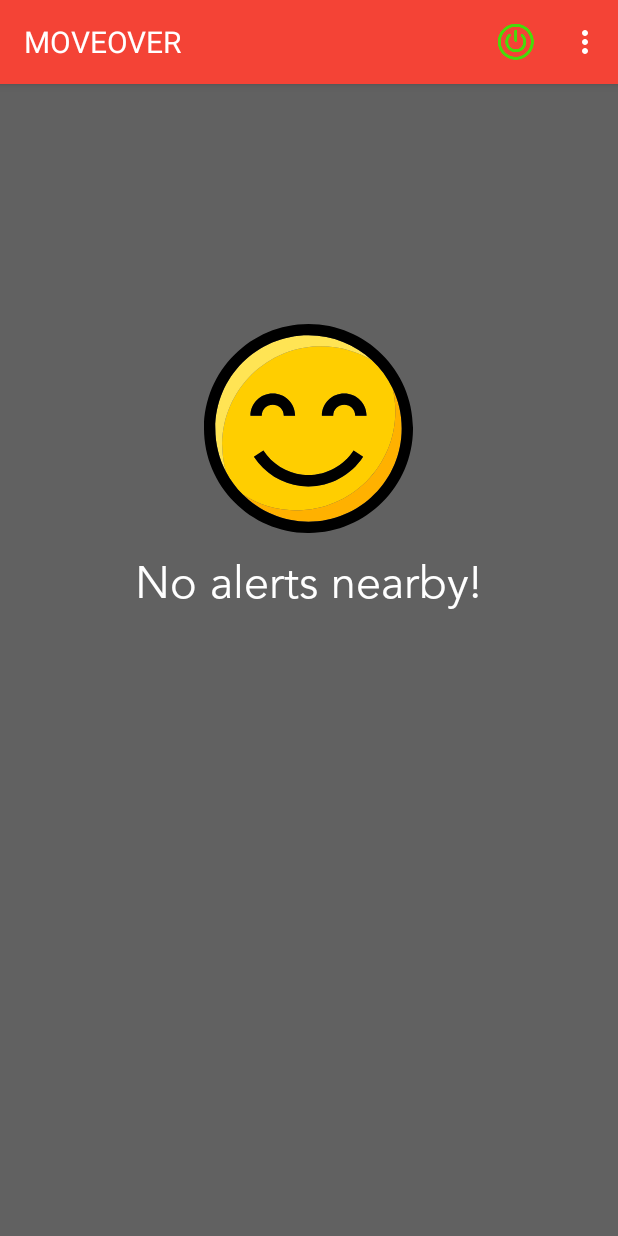
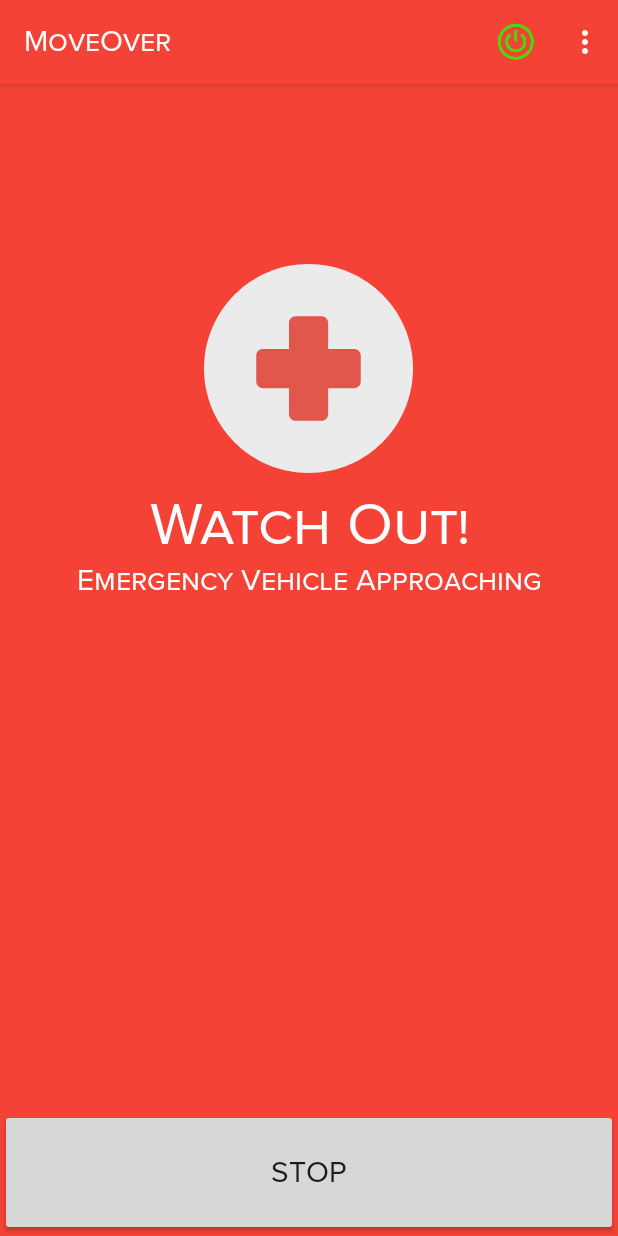
Before and after one commit to jhillkwaj/MoveOver, an Android app: the screen it shows after launch (MainActivity), in the options menu, after a tap on "Info/Rules", on a phone screen of 412 x 824 dp. Run offline under Robolectric (Android 15) with nearby library versions, the phone set to English and light mode, and no system bars; our stand-ins replace Firebase (no records; nobody signed in at launch, a user with empty details on screens opened directly); libraries missing offline, so code that uses them is left out: com.firebase.geofire.

Commit message:
More UI Work

```diff
--- a/Client App/MoveOverClient/app/src/main/java/com/rahulyesantharao/www/moveoverclient/Alert.java
+++ b/Client App/MoveOverClient/app/src/main/java/com/rahulyesantharao/www/moveoverclient/Alert.java
@@ -82,9 +82,10 @@ public class Alert extends Fragment {
         });
         TextView textView1 = (TextView) v.findViewById(R.id.alert_textView1);
         TextView textView2 = (TextView) v.findViewById(R.id.alert_textView2);
-        Typeface typeface = Typeface.createFromAsset(getActivity().getAssets(), "fonts/AvenirLTStdBook.otf");
+        Typeface typeface = Typeface.createFromAsset(getActivity().getAssets(), "fonts/ProximaNova.otf");
         textView1.setTypeface(typeface);
         textView2.setTypeface(typeface);
+        stop.setTypeface(typeface);
         return v;
     }
 
--- a/Client App/MoveOverClient/app/src/main/java/com/rahulyesantharao/www/moveoverclient/MainActivity.java
+++ b/Client App/MoveOverClient/app/src/main/java/com/rahulyesantharao/www/moveoverclient/MainActivity.java
@@ -12,7 +12,6 @@ import android.support.v7.app.AppCompatActivity;
 import android.os.Bundle;
 import android.text.Spannable;
 import android.text.SpannableString;
-import android.text.style.TypefaceSpan;
 import android.util.Log;
 import android.view.Menu;
 import android.view.MenuItem;
@@ -64,8 +63,8 @@ public class MainActivity extends AppCompatActivity implements Alert.OnFragmentI
 
 //        setContentView(R.layout.activity_main);
 
-        SpannableString s = new SpannableString("MOVEOVER");
-        s.setSpan(new TypefaceSpan("bigNoodle.ttf"), 0, s.length(), Spannable.SPAN_EXCLUSIVE_EXCLUSIVE);
+        SpannableString s = new SpannableString("MoveOver");
+        s.setSpan(new TypefaceSpan(this, "ProximaNova.otf"), 0, s.length(), Spannable.SPAN_EXCLUSIVE_EXCLUSIVE);
         ActionBar actionBar = getSupportActionBar();
         actionBar.setTitle(s);
         // Firebase code
@@ -155,8 +154,8 @@ public class MainActivity extends AppCompatActivity implements Alert.OnFragmentI
                     poweredOn = false;
                 }
                 else { // turn on
-//                    turnOnAlert(true, true, true);
-                    getSupportFragmentManager().beginTransaction().setCustomAnimations(android.R.anim.fade_in, android.R.anim.fade_out).show(nFrag).commit();
+                    turnOnAlert(true, true, true);
+//                    getSupportFragmentManager().beginTransaction().setCustomAnimations(android.R.anim.fade_in, android.R.anim.fade_out).show(nFrag).commit();
                     item.setIcon(R.drawable.ic_on);
                     item.setTitle("TURN OFF");
                     poweredOn = true;
--- a/Client App/MoveOverClient/app/src/main/java/com/rahulyesantharao/www/moveoverclient/NothingNearby.java
+++ b/Client App/MoveOverClient/app/src/main/java/com/rahulyesantharao/www/moveoverclient/NothingNearby.java
@@ -48,7 +48,7 @@ public class NothingNearby extends Fragment {
         // Inflate the layout for this fragment
         View v = inflater.inflate(R.layout.fragment_nothing_nearby, container, false);
         TextView textView = (TextView) v.findViewById(R.id.textview_nothing);
-        Typeface typeface = Typeface.createFromAsset(getActivity().getAssets(), "fonts/AvenirLTStdBook.otf");
+        Typeface typeface = Typeface.createFromAsset(getActivity().getAssets(), "fonts/ProximaNova.otf");
         textView.setTypeface(typeface);
         return v;
     }
--- /dev/null
+++ b/Client App/MoveOverClient/app/src/main/java/com/rahulyesantharao/www/moveoverclient/TypefaceSpan.java
@@ -0,0 +1,72 @@
+package com.rahulyesantharao.www.moveoverclient;
+
+/**
+ * Created by rahul_000 on 8/6/2016.
+ */
+/*
+ * Copyright 2013 Simple Finance Corporation. All rights reserved.
+ *
+ * Licensed under the Apache License, Version 2.0 (the "License");
+ * you may not use this file except in compliance with the License.
+ * You may obtain a copy of the License at
+ *
+ *    http://www.apache.org/licenses/LICENSE-2.0
+ *
+ * Unless required by applicable law or agreed to in writing, software
+ * distributed under the License is distributed on an "AS IS" BASIS,
+ * WITHOUT WARRANTIES OR CONDITIONS OF ANY KIND, either express or implied.
+ * See the License for the specific language governing permissions and
+ * limitations under the License.
+ */
+
+import android.content.Context;
+import android.graphics.Paint;
+import android.graphics.Typeface;
+import android.support.v4.util.LruCache;
+import android.text.Spannable;
+import android.text.TextPaint;
+import android.text.style.MetricAffectingSpan;
+
+/**
+ * Style a {@link Spannable} with a custom {@link Typeface}.
+ *
+ * @author Tristan Waddington
+ */
+public class TypefaceSpan extends MetricAffectingSpan {
+    /** An <code>LruCache</code> for previously loaded typefaces. */
+    private static LruCache<String, Typeface> sTypefaceCache =
+            new LruCache<String, Typeface>(12);
+
+    private Typeface mTypeface;
+
+    /**
+     * Load the {@link Typeface} and apply to a {@link Spannable}.
+     */
+    public TypefaceSpan(Context context, String typefaceName) {
+        mTypeface = sTypefaceCache.get(typefaceName);
+
+        if (mTypeface == null) {
+            mTypeface = Typeface.createFromAsset(context.getApplicationContext()
+                    .getAssets(), String.format("fonts/%s", typefaceName));
+
+            // Cache the loaded Typeface
+            sTypefaceCache.put(typefaceName, mTypeface);
+        }
+    }
+
+    @Override
+    public void updateMeasureState(TextPaint p) {
+        p.setTypeface(mTypeface);
+
+        // Note: This flag is required for proper typeface rendering
+        p.setFlags(p.getFlags() | Paint.SUBPIXEL_TEXT_FLAG);
+    }
+
+    @Override
+    public void updateDrawState(TextPaint tp) {
+        tp.setTypeface(mTypeface);
+
+        // Note: This flag is required for proper typeface rendering
+        tp.setFlags(tp.getFlags() | Paint.SUBPIXEL_TEXT_FLAG);
+    }
+}
--- a/Client App/MoveOverClient/app/src/main/res/layout/fragment_alert.xml
+++ b/Client App/MoveOverClient/app/src/main/res/layout/fragment_alert.xml
@@ -12,7 +12,7 @@
         android:id="@+id/imageView2"
         android:layout_gravity="center"
         android:src="@drawable/hospital"
-        android:layout_marginTop="110dp"
+        android:layout_marginTop="120dp"
         android:layout_alignParentTop="true"
         android:layout_centerHorizontal="true" />
 
@@ -25,7 +25,8 @@
         android:paddingBottom="30dp"
         android:layout_alignParentBottom="true"
         android:layout_alignParentLeft="true"
-        android:layout_alignParentStart="true" />
+        android:layout_alignParentStart="true"
+        android:textSize="@dimen/font_size2" />
 
     <LinearLayout
         android:orientation="horizontal"
--- a/Client App/MoveOverClient/app/src/main/res/values/strings.xml
+++ b/Client App/MoveOverClient/app/src/main/res/values/strings.xml
@@ -3,7 +3,7 @@
     <string name="nothing_nearby">No alerts nearby!</string>
     <string name="alert1">Watch Out!</string>
     <string name="alert2">Emergency Vehicle Approaching</string>
-    <string name="stop">Stop</string>
+    <string name="stop">STOP</string>
     <string name="info">Info/Rules</string>
 
 </resources>
```
Also changed, not shown: Client App/MoveOverClient/app/src/main/res/drawable/mybutton.xml (added, +26 -0 lines).
